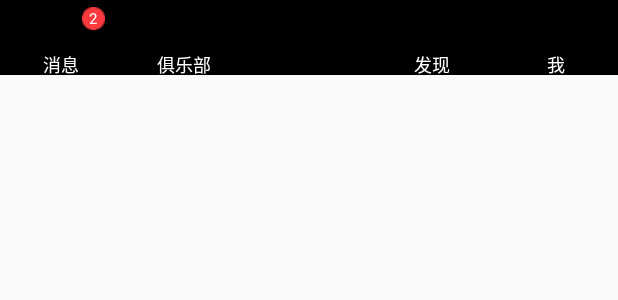
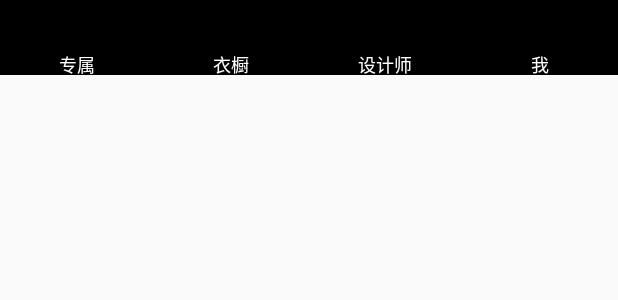
Before and after one commit to 17771436337/MyShcoolPrject, an Android app: the layout view_bottom.xml on its own in the app's theme, with its tools: preview values and no code run, on a phone screen of 412 x 824 dp. Shown: the top 300 px of the screen. Run offline under Robolectric (Android 15) with nearby library versions, the light colour scheme and no system bars.

Commit message:
main_Buttom：首页底部按钮的实现

```diff
--- a/app/src/main/res/layout/view_bottom.xml
+++ b/app/src/main/res/layout/view_bottom.xml
@@ -36,22 +36,11 @@
                 android:layout_below="@+id/icon1"
                 android:layout_centerHorizontal="true"
                 android:layout_marginTop="3dp"
-                android:text="消息"
+                android:text="专属"
                 android:textColor="@color/white"
                 android:textSize="12sp" />
 
-            <TextView
-                android:id="@+id/count"
-                android:layout_width="15dp"
-                android:layout_height="15dp"
-                android:layout_alignParentRight="true"
-                android:layout_marginRight="12dp"
-                android:background="@drawable/num_mes"
-                android:layout_marginTop="3dp"
-                android:gravity="center"
-                android:text="2"
-                android:textColor="@color/white"
-                android:textSize="10sp" />
+
         </RelativeLayout>
 
         <RelativeLayout
@@ -75,7 +64,7 @@
                 android:layout_below="@+id/icon2"
                 android:layout_centerHorizontal="true"
                 android:layout_marginTop="3dp"
-                android:text="俱乐部"
+                android:text="衣橱"
                 android:textColor="@color/white"
                 android:textSize="12sp" />
             <TextView
@@ -93,6 +82,7 @@
                 android:textSize="10sp" />
         </RelativeLayout>
 
+
         <RelativeLayout
             android:id="@+id/b3_layout"
             android:layout_width="0dp"
@@ -105,8 +95,7 @@
                 android:layout_width="24dp"
                 android:layout_height="24dp"
                 android:layout_centerHorizontal="true"
-                android:layout_marginTop="5dp"
-                android:visibility="invisible" />
+                android:layout_marginTop="5dp" />
 
             <TextView
                 android:id="@+id/text3"
@@ -114,8 +103,8 @@
                 android:layout_height="wrap_content"
                 android:layout_below="@+id/icon3"
                 android:layout_centerHorizontal="true"
-                android:layout_marginTop="5dp"
-                android:text=""
+                android:layout_marginTop="3dp"
+                android:text="设计师"
                 android:textColor="@color/white"
                 android:textSize="12sp" />
         </RelativeLayout>
@@ -141,32 +130,6 @@
                 android:layout_below="@+id/icon4"
                 android:layout_centerHorizontal="true"
                 android:layout_marginTop="3dp"
-                android:text="发现"
-                android:textColor="@color/white"
-                android:textSize="12sp" />
-        </RelativeLayout>
-
-        <RelativeLayout
-            android:id="@+id/b5_layout"
-            android:layout_width="0dp"
-            android:layout_height="wrap_content"
-            android:layout_gravity="center"
-            android:layout_weight="1" >
-
-            <ImageView
-                android:id="@+id/icon5"
-                android:layout_width="24dp"
-                android:layout_height="24dp"
-                android:layout_centerHorizontal="true"
-                android:layout_marginTop="5dp" />
-
-            <TextView
-                android:id="@+id/text5"
-                android:layout_width="wrap_content"
-                android:layout_height="wrap_content"
-                android:layout_below="@+id/icon5"
-                android:layout_centerHorizontal="true"
-                android:layout_marginTop="3dp"
                 android:text="我"
                 android:textColor="@color/white"
                 android:textSize="12sp" />
```
Also changed, not shown: app/src/main/java/com/example/a/myapplication/BaseActivity.java (+27 -7 lines), app/src/main/java/com/example/a/myapplication/MainActivity.java (+6 -20 lines), app/src/main/java/com/example/a/myapplication/activity/TestActivity.java (+1 -15 lines), app/src/main/java/com/example/a/myapplication/fragment/MessageFragment.java (+2 -11 lines), app/src/main/java/com/example/a/myapplication/view/BottomView.java (+13 -43 lines), app/src/main/res/layout/activity_mainactivty.xml (+8 -21 lines), app/src/main/res/drawable-xhdpi/icon_tab4_select.png, app/src/main/res/drawable-xhdpi/icon_tab4_unselect.png, app/src/main/res/drawable-xhdpi/icon_tab5_select.png (deleted), app/src/main/res/drawable-xhdpi/icon_tab5_unselect.png (deleted).
